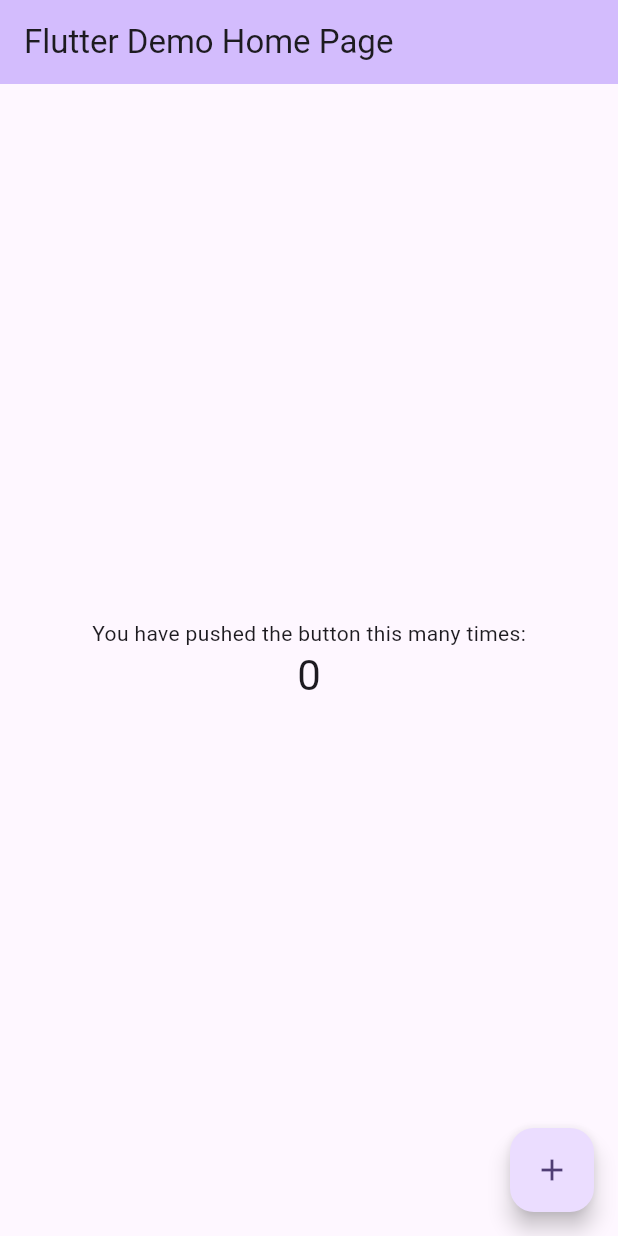
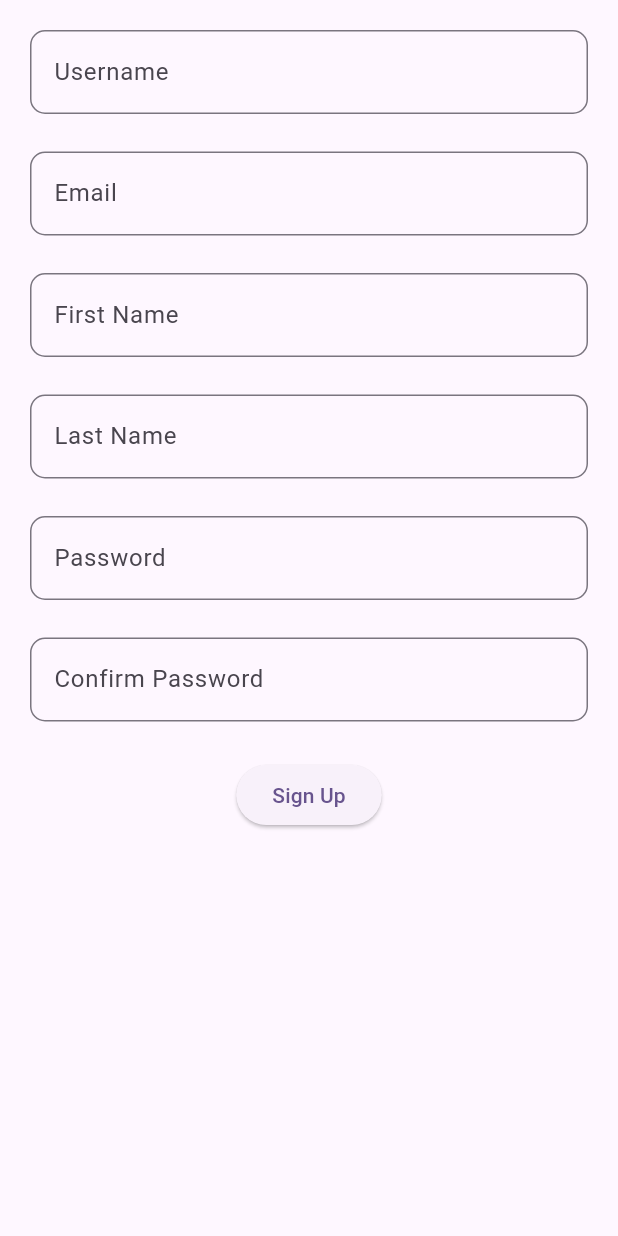
Before and after one commit to minasielemma/todoapp_bits, a Flutter app: the screen it shows after launch, on a phone screen of 412 x 824 dp. Run offline on Flutter 3.47's test engine with Material 3 defaults, Android fonts, the phone set to English and light mode, and no system bars; our stand-ins replace dio, get.

Commit message:
second class

```diff
--- /dev/null
+++ b/lib/apis/base_apis.dart
@@ -0,0 +1,6 @@
+import 'package:dio/dio.dart';
+import 'package:todoapp/utils/constant.dart';
+
+class BaseUrl {
+  Dio dio = Dio(BaseOptions(baseUrl: ipAddress));
+}
--- /dev/null
+++ b/lib/apis/signup_apis.dart
@@ -0,0 +1,7 @@
+import 'package:todoapp/apis/base_apis.dart';
+
+class SignupApis extends BaseUrl {
+  signupApi(var data) async {
+    return await dio.post("/auth/register/", data: data);
+  }
+}
--- a/lib/main.dart
+++ b/lib/main.dart
@@ -1,4 +1,8 @@
 import 'package:flutter/material.dart';
+import 'package:get/get.dart';
+import 'package:todoapp/modules/sign_up/signup_binding.dart';
+import 'package:todoapp/modules/sign_up/signup_page.dart';
+import 'package:todoapp/routes/app_pages.dart';
 
 void main() {
   runApp(const MyApp());
@@ -10,7 +14,7 @@ class MyApp extends StatelessWidget {
   // This widget is the root of your application.
   @override
   Widget build(BuildContext context) {
-    return MaterialApp(
+    return GetMaterialApp(
       title: 'Flutter Demo',
       theme: ThemeData(
         // This is the theme of your application.
@@ -31,7 +35,9 @@ class MyApp extends StatelessWidget {
         colorScheme: ColorScheme.fromSeed(seedColor: Colors.deepPurple),
         useMaterial3: true,
       ),
-      home: const MyHomePage(title: 'Flutter Demo Home Page'),
+      home: SignUpPage(),
+      initialBinding: SignupBinding(),
+      getPages: AppPages.pages,
     );
   }
 }
--- /dev/null
+++ b/lib/model/user_account.dart
@@ -0,0 +1,104 @@
+import 'dart:convert';
+
+class UserAccount {
+  dynamic id;
+  String username;
+  String password;
+  String? email;
+  String? first_name;
+  String? last_name;
+  String? password2;
+  UserAccount({
+    this.id,
+    required this.username,
+    required this.password,
+    this.email,
+    this.first_name,
+    this.last_name,
+    this.password2,
+  });
+
+  UserAccount copyWith({
+    dynamic? id,
+    String? username,
+    String? password,
+    String? email,
+    String? first_name,
+    String? last_name,
+    String? password2,
+  }) {
+    return UserAccount(
+      id: id ?? this.id,
+      username: username ?? this.username,
+      password: password ?? this.password,
+      email: email ?? this.email,
+      first_name: first_name ?? this.first_name,
+      last_name: last_name ?? this.last_name,
+      password2: password2 ?? this.password2,
+    );
+  }
+
+  Map<String, dynamic> toMap() {
+    return {
+      'id': id,
+      'username': username,
+      'password': password,
+      'email': email,
+      'first_name': first_name,
+      'last_name': last_name,
+      'password2': password2,
+    };
+  }
+
+  static UserAccount? fromMap(Map<String, dynamic>? map) {
+    if (map == null) return null;
+    try {
+      return UserAccount(
+        id: map['id'],
+        username: map['username'],
+        password: map['password'],
+        email: map['email'],
+        first_name: map['first_name'],
+        last_name: map['last_name'],
+        password2: map['password2'],
+      );
+    } catch (e) {
+      return null;
+    }
+  }
+
+  String toJson() => json.encode(toMap());
+
+  static UserAccount? fromJson(String source) =>
+      UserAccount.fromMap(json.decode(source));
+
+  @override
+  String toString() {
+    return 'UserAccount(id: $id, username: $username, password: $password, email: $email, first_name: $first_name, last_name: $last_name, password2: $password2)';
+  }
+
+  @override
+  bool operator ==(Object other) {
+    if (identical(this, other)) return true;
+
+    return other is UserAccount &&
+        other.id == id &&
+        other.username == username &&
+        other.password == password &&
+        other.email == email &&
+        other.first_name == first_name &&
+        other.last_name == last_name &&
+        other.password2 == password2;
+  }
+
+  @override
+  int get hashCode {
+    return id.hashCode ^
+        username.hashCode ^
+        password.hashCode ^
+        email.hashCode ^
+        first_name.hashCode ^
+        last_name.hashCode ^
+        password2.hashCode;
+  }
+}
--- /dev/null
+++ b/lib/modules/sign_up/signup_binding.dart
@@ -0,0 +1,9 @@
+import 'package:get/get.dart';
+import 'package:todoapp/modules/sign_up/signup_controller.dart';
+
+class SignupBinding extends Bindings {
+  @override
+  void dependencies() {
+    Get.lazyPut(() => SignupController());
+  }
+}
--- /dev/null
+++ b/lib/modules/sign_up/signup_controller.dart
@@ -0,0 +1,26 @@
+import 'package:get/get.dart';
+import 'package:flutter/material.dart';
+import 'package:todoapp/model/user_account.dart';
+import 'package:todoapp/apis/signup_apis.dart';
+
+class SignupController extends GetxController {
+  final usernameController = TextEditingController();
+  final emailController = TextEditingController();
+  final passwordController = TextEditingController();
+  final confirmPasswordController = TextEditingController();
+  final firstNameController = TextEditingController();
+  final lastNameController = TextEditingController();
+  final signupApi = SignupApis();
+
+  signup() async {
+    UserAccount user = UserAccount(
+        username: usernameController.text,
+        email: emailController.text,
+        password: passwordController.text,
+        first_name: firstNameController.text,
+        last_name: lastNameController.text,
+        password2: confirmPasswordController.text);
+
+    var response = await signupApi.signupApi(user.toJson());
+  }
+}
--- /dev/null
+++ b/lib/modules/sign_up/signup_page.dart
@@ -0,0 +1,117 @@
+import 'package:flutter/material.dart';
+import 'package:get/get.dart';
+import 'package:todoapp/modules/sign_up/signup_controller.dart';
+import 'package:todoapp/utils/helper_widget.dart';
+import 'package:todoapp/utils/my_text_form_field.dart';
+
+class SignUpPage extends StatefulWidget {
+  @override
+  State<StatefulWidget> createState() {
+    return _SignUpState();
+  }
+}
+
+class _SignUpState extends State<SignUpPage> {
+  final _formKey = GlobalKey<FormState>();
+  @override
+  Widget build(BuildContext context) {
+    return Scaffold(body: GetBuilder<SignupController>(builder: (controller) {
+      return SingleChildScrollView(
+        child: Container(
+          padding: const EdgeInsets.all(20),
+          child: Form(
+            key: _formKey,
+            child: Column(
+              mainAxisAlignment: MainAxisAlignment.center,
+              children: [
+                MyTextFormField(
+                  hintText: "Username",
+                  controller: controller.usernameController,
+                  validation: (value) {
+                    if (value == null || value.isEmpty) {
+                      return "Username is required";
+                    }
+                    return null;
+                  },
+                  obscureText: false,
+                ),
+                columnHight,
+                MyTextFormField(
+                  hintText: "Email",
+                  controller: controller.emailController,
+                  validation: (value) {
+                    if (value == null || value.isEmpty) {
+                      return "Email is required";
+                    }
+                    return null;
+                  },
+                  obscureText: false,
+                ),
+                columnHight,
+                MyTextFormField(
+                  hintText: "First Name",
+                  controller: controller.firstNameController,
+                  validation: (value) {
+                    if (value == null || value.isEmpty) {
+                      return "First name is required";
+                    }
+                    return null;
+                  },
+                  obscureText: false,
+                ),
+                columnHight,
+                MyTextFormField(
+                  hintText: "Last Name",
+                  controller: controller.lastNameController,
+                  validation: (value) {
+                    if (value == null || value.isEmpty) {
+                      return "Last name is required";
+                    }
+                    return null;
+                  },
+                  obscureText: false,
+                ),
+                columnHight,
+                MyTextFormField(
+                  hintText: "Password",
+                  controller: controller.passwordController,
+                  validation: (value) {
+                    if (value == null || value.isEmpty) {
+                      return "Password is required";
+                    }
+                    return null;
+                  },
+                  obscureText: false,
+                ),
+                columnHight,
+                MyTextFormField(
+                  hintText: "Confirm Password",
+                  controller: controller.confirmPasswordController,
+                  validation: (value) {
+                    if (value == null || value.isEmpty) {
+                      return "confirm password is required";
+                    }
+                    if (value != controller.passwordController.text) {
+                      return "passwords do not match";
+                    }
+                    return null;
+                  },
+                  obscureText: false,
+                ),
+                columnHight,
+                ElevatedButton(
+                  onPressed: () {
+                    if (_formKey.currentState!.validate()) {
+                      controller.signup();
+                    }
+                  },
+                  child: const Text("Sign Up"),
+                )
+              ],
+            ),
+          ),
+        ),
+      );
+    }));
+  }
+}
--- a/lib/routes/app_pages.dart
+++ b/lib/routes/app_pages.dart
@@ -0,0 +1,13 @@
+import 'package:get/get.dart';
+import 'package:todoapp/modules/sign_up/signup_binding.dart';
+import 'package:todoapp/modules/sign_up/signup_page.dart';
+import 'package:todoapp/routes/app_routes.dart';
+
+class AppPages {
+  static List<GetPage> pages = [
+    GetPage(
+        name: AppRoutes.signup,
+        page: () => SignUpPage(),
+        binding: SignupBinding()),
+  ];
+}
--- a/lib/routes/app_routes.dart
+++ b/lib/routes/app_routes.dart
@@ -0,0 +1,4 @@
+class AppRoutes {
+  static String signup = '/signup';
+  static String login = '/login';
+}
--- /dev/null
+++ b/lib/utils/constant.dart
@@ -0,0 +1 @@
+String ipAddress = "http://localhost:8000";
--- /dev/null
+++ b/lib/utils/helper_widget.dart
@@ -0,0 +1,3 @@
+import 'package:flutter/material.dart';
+
+SizedBox columnHight = const SizedBox(height: 25);
--- /dev/null
+++ b/lib/utils/my_text_form_field.dart
@@ -0,0 +1,30 @@
+import 'package:flutter/material.dart';
+
+class MyTextFormField extends StatelessWidget {
+  final String hintText;
+  final TextEditingController controller;
+  final String? Function(String?) validation;
+  final bool obscureText;
+
+  const MyTextFormField(
+      {super.key,
+      required this.hintText,
+      required this.controller,
+      required this.validation,
+      required this.obscureText});
+
+  @override
+  Widget build(BuildContext context) {
+    return TextFormField(
+      obscureText: obscureText,
+      controller: controller,
+      validator: validation,
+      decoration: InputDecoration(
+        hintText: hintText,
+        border: OutlineInputBorder(
+          borderRadius: BorderRadius.circular(10),
+        ),
+      ),
+    );
+  }
+}
```
